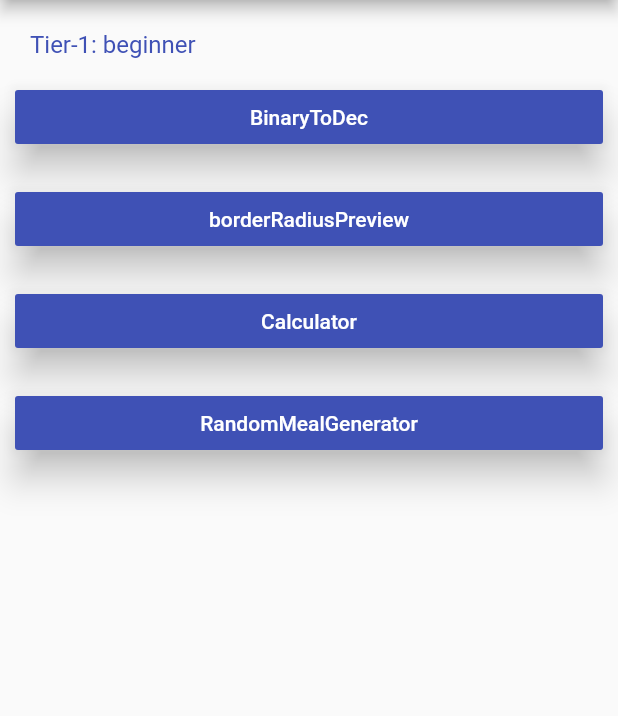
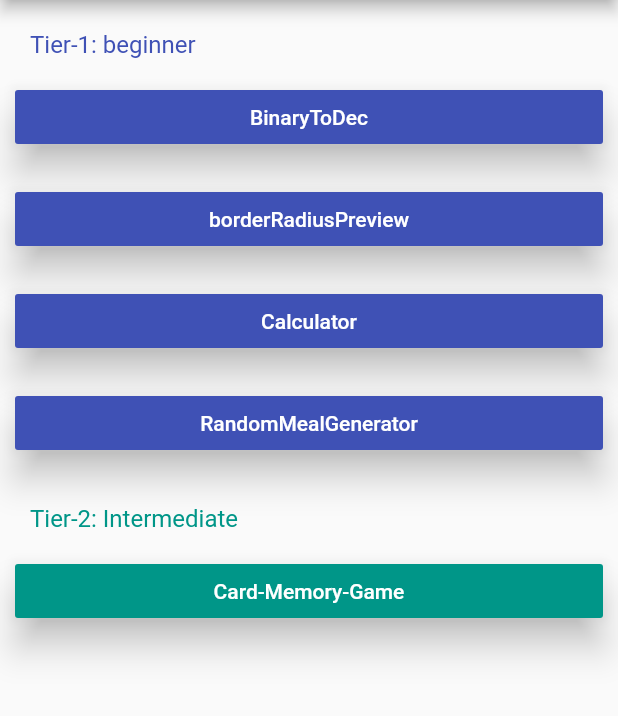
Before and after one commit to sungyun-Kim/myAppChallange, a Flutter app: the screen it shows after launch, on a phone screen of 412 x 824 dp, the part 84-800 px from its top. Run offline on Flutter 3.47's test engine with Material 2 defaults, Android fonts, the phone set to English and light mode, and no system bars.

Commit message:
[Create] card_memory_game.dart
init screen

```diff
--- a/lib/main.dart
+++ b/lib/main.dart
@@ -3,6 +3,7 @@ import 'package:flutter/services.dart';
 import 'package:mychallange/screens/bin2dec/bin_to_dec.dart';
 import 'package:mychallange/screens/border_radius_preview/border_rad_prev.dart';
 import 'package:mychallange/screens/calculator/calculator.dart';
+import 'package:mychallange/screens/card_memory_game/card_memory_game.dart';
 import 'package:mychallange/screens/random_meal_gen/random_meal.dart';
 
 void main() {
@@ -100,7 +101,31 @@ class MyApp extends StatelessWidget {
                   style: TextStyle(color: Colors.white),
                 ),
               ),
-            )
+            ),
+            Container(
+              padding: EdgeInsets.fromLTRB(20, 20, 0, 5),
+              child: Text(
+                'Tier-2: Intermediate',
+                style: TextStyle(color: Colors.teal, fontSize: 16),
+              ),
+            ),
+            Container(
+              padding: EdgeInsets.all(10),
+              child: RaisedButton(
+                color: Colors.teal,
+                elevation: 10,
+                onPressed: () {
+                  Navigator.push(
+                      context,
+                      MaterialPageRoute(
+                          builder: (context) => CardMemoryGame()));
+                },
+                child: Text(
+                  'Card-Memory-Game',
+                  style: TextStyle(color: Colors.white),
+                ),
+              ),
+            ),
           ],
         ),
       ),
--- /dev/null
+++ b/lib/screens/card_memory_game/card_memory_game.dart
@@ -0,0 +1,42 @@
+import 'package:flutter/material.dart';
+
+// User can see a grid with n x n cards (n is an integer). All the cards are faced down initially (hidden state)
+
+// User can click a button to start the game. When this button is clicked, a timer will start
+
+// User can click on any card to unveil the image that is underneath it (change it to visible state).
+// The image will be displayed until the user clicks on a 2nd card
+
+// When the User clicks on the 2nd card:
+
+// If there is a match, the 2 cards will be eliminated from the game (either hide/remove them or leave them in the visible state)
+// If there isn't a match, the 2 cards will flip back to their original state (hidden state)
+// When all the matches have been found, the User can see a dialog box showing
+// a Congratulations message with a counter displaying the time it took to finish the game
+
+class CardMemoryGame extends StatefulWidget {
+  @override
+  _CardMemoryGameState createState() => _CardMemoryGameState();
+}
+
+class _CardMemoryGameState extends State<CardMemoryGame> {
+  @override
+  Widget build(BuildContext context) {
+    return MaterialApp(
+      debugShowCheckedModeBanner: false,
+      home: Scaffold(
+        appBar: AppBar(
+          title: Text('CardMemoryGame'),
+          actions: <Widget>[
+            IconButton(
+                icon: Icon(Icons.arrow_back),
+                onPressed: () => Navigator.pop(context)),
+          ],
+        ),
+        body: Container(
+          child: Text('i am text'),
+        ),
+      ),
+    );
+  }
+}
```
